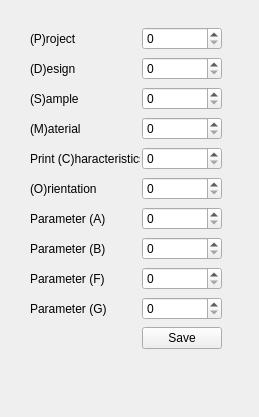
Old version of the form ui/saveform.ui in the repository Phil0795/final_modified.
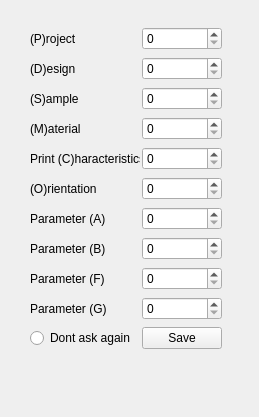
New version of the form.

Commit message: Now saving works with parameter doubles. A checkbox was added to reduce the popups.

What changed in the file:
```diff
--- a/ui/saveform.ui
+++ b/ui/saveform.ui
@@ -136,6 +136,13 @@
       </property>
      </widget>
     </item>
+    <item row="10" column="0">
+     <widget class="QRadioButton" name="radioButton_member">
+      <property name="text">
+       <string>Dont ask again</string>
+      </property>
+     </widget>
+    </item>
    </layout>
   </widget>
  </widget>
```
The commit also changes 1 other file.
